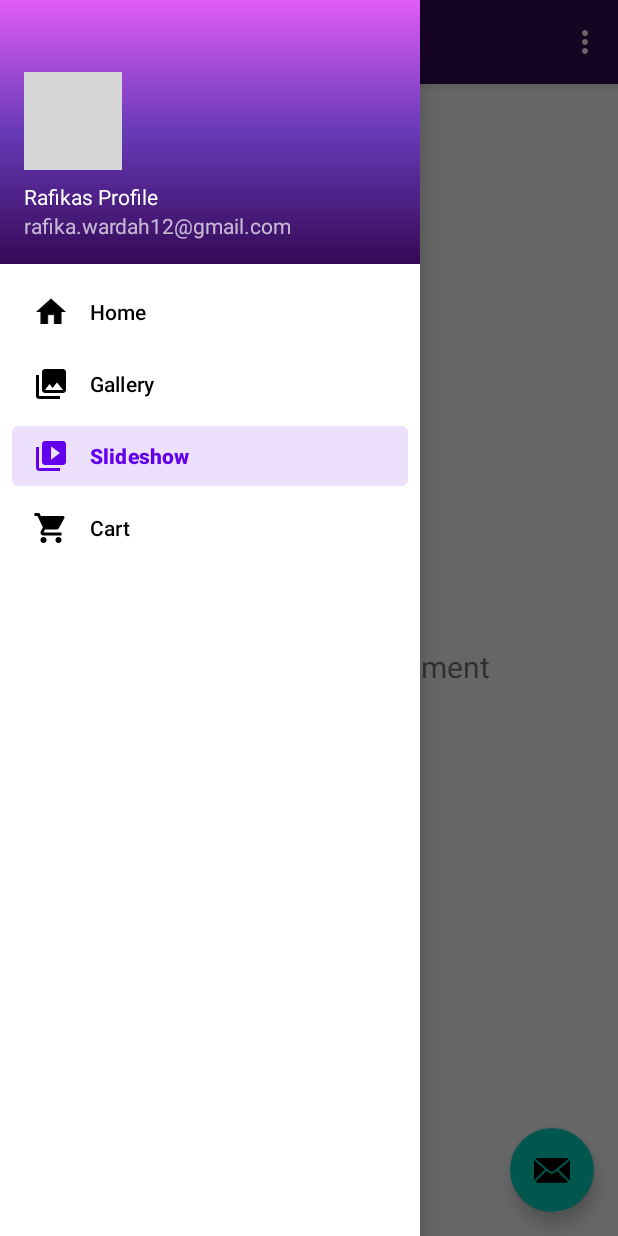
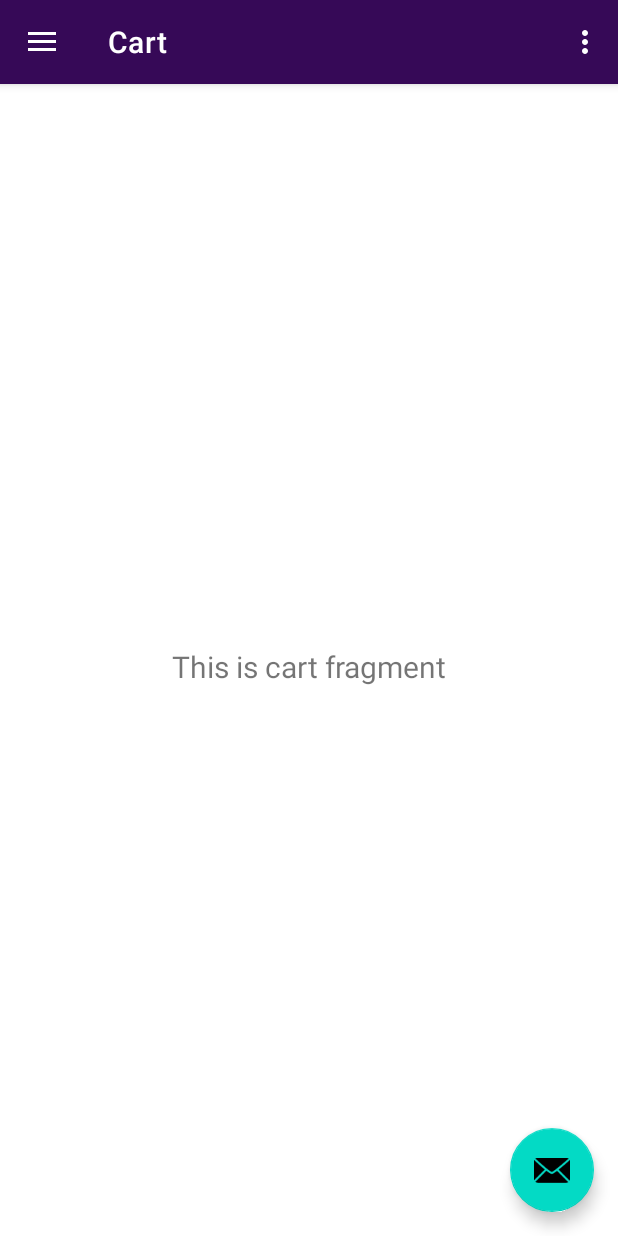
Before and after one commit to rafikaWardah12/MyNavigationDrawer, an Android app: the screen it shows after launch (MainActivity), in the side drawer, after a tap on "Cart", on a phone screen of 412 x 824 dp. Run offline under Robolectric (Android 15) with nearby library versions, the phone set to English and light mode, and no system bars; our stand-ins replace CircleImageView, navigation-ui; pictures from the network do not load; grey boxes are pictures that could not be loaded.

Commit message:
Make Fragment Cart

```diff
--- a/app/src/main/AndroidManifest.xml
+++ b/app/src/main/AndroidManifest.xml
@@ -2,7 +2,7 @@
 <manifest xmlns:android="http://schemas.android.com/apk/res/android"
     xmlns:tools="http://schemas.android.com/tools">
 
-    <uses-permission android:name="android.permission.INTERNET"/>
+    <uses-permission android:name="android.permission.INTERNET" />
 
     <application
         android:allowBackup="true"
@@ -14,6 +14,9 @@
         android:supportsRtl="true"
         android:theme="@style/Theme.MyNavigationDrawer"
         tools:targetApi="31">
+        <activity
+            android:name=".SubwayActivity"
+            android:exported="false" />
         <activity
             android:name=".MainActivity"
             android:exported="true"
--- /dev/null
+++ b/app/src/main/java/com/example/mynavigationdrawer/CartFragment.kt
@@ -0,0 +1,59 @@
+package com.example.mynavigationdrawer
+
+import android.os.Bundle
+import androidx.fragment.app.Fragment
+import android.view.LayoutInflater
+import android.view.View
+import android.view.ViewGroup
+
+// TODO: Rename parameter arguments, choose names that match
+// the fragment initialization parameters, e.g. ARG_ITEM_NUMBER
+private const val ARG_PARAM1 = "param1"
+private const val ARG_PARAM2 = "param2"
+
+/**
+ * A simple [Fragment] subclass.
+ * Use the [CartFragment.newInstance] factory method to
+ * create an instance of this fragment.
+ */
+class CartFragment : Fragment() {
+    // TODO: Rename and change types of parameters
+    private var param1: String? = null
+    private var param2: String? = null
+
+    override fun onCreate(savedInstanceState: Bundle?) {
+        super.onCreate(savedInstanceState)
+        arguments?.let {
+            param1 = it.getString(ARG_PARAM1)
+            param2 = it.getString(ARG_PARAM2)
+        }
+    }
+
+    override fun onCreateView(
+        inflater: LayoutInflater, container: ViewGroup?,
+        savedInstanceState: Bundle?
+    ): View? {
+        // Inflate the layout for this fragment
+        return inflater.inflate(R.layout.fragment_cart, container, false)
+    }
+
+    companion object {
+        /**
+         * Use this factory method to create a new instance of
+         * this fragment using the provided parameters.
+         *
+         * @param param1 Parameter 1.
+         * @param param2 Parameter 2.
+         * @return A new instance of fragment CartFragment.
+         */
+        // TODO: Rename and change types and number of parameters
+        @JvmStatic
+        fun newInstance(param1: String, param2: String) =
+            CartFragment().apply {
+                arguments = Bundle().apply {
+                    putString(ARG_PARAM1, param1)
+                    putString(ARG_PARAM2, param2)
+                }
+            }
+    }
+}
--- a/app/src/main/java/com/example/mynavigationdrawer/MainActivity.kt
+++ b/app/src/main/java/com/example/mynavigationdrawer/MainActivity.kt
@@ -21,7 +21,8 @@ class MainActivity : AppCompatActivity() {
     private lateinit var binding: ActivityMainBinding
 
     private lateinit var profileCircleImageView: CircleImageView
-    private var profileImageUrl = "https://media.licdn.com/dms/image/D5603AQH1oCAdbN90Yw/profile-displayphoto-shrink_400_400/0/1701007803771?e=1711584000&v=beta&t=nVs2fTkxB_ubkNtO7zRtC0_lHzw4jvvemxkBoQx5BOY"
+    private var profileImageUrl =
+        "https://media.licdn.com/dms/image/D5603AQH1oCAdbN90Yw/profile-displayphoto-shrink_400_400/0/1701007803771?e=1711584000&v=beta&t=nVs2fTkxB_ubkNtO7zRtC0_lHzw4jvvemxkBoQx5BOY"
 
     override fun onCreate(savedInstanceState: Bundle?) {
         super.onCreate(savedInstanceState)
@@ -47,7 +48,10 @@ class MainActivity : AppCompatActivity() {
         // menu should be considered as top level destinations.
         appBarConfiguration = AppBarConfiguration(
             setOf(
-                R.id.nav_home, R.id.nav_gallery, R.id.nav_slideshow
+                R.id.nav_home,
+                R.id.nav_gallery,
+                R.id.nav_slideshow,
+                R.id.nav_cart
             ), drawerLayout
         )
         setupActionBarWithNavController(navController, appBarConfiguration)
--- /dev/null
+++ b/app/src/main/res/layout/fragment_cart.xml
@@ -0,0 +1,23 @@
+<?xml version="1.0" encoding="utf-8"?>
+<androidx.constraintlayout.widget.ConstraintLayout xmlns:android="http://schemas.android.com/apk/res/android"
+    xmlns:tools="http://schemas.android.com/tools"
+    android:layout_width="match_parent"
+    android:layout_height="match_parent"
+    xmlns:app="http://schemas.android.com/apk/res-auto"
+    tools:context=".CartFragment">
+
+    <TextView
+        android:id="@+id/text_cart"
+        android:layout_width="wrap_content"
+        android:layout_height="wrap_content"
+        android:layout_marginStart="8dp"
+        android:layout_marginTop="8dp"
+        android:layout_marginEnd="8dp"
+        android:text="This is cart fragment"
+        android:textSize="20sp"
+        app:layout_constraintBottom_toBottomOf="parent"
+        app:layout_constraintEnd_toEndOf="parent"
+        app:layout_constraintStart_toStartOf="parent"
+        app:layout_constraintTop_toTopOf="parent" />
+
+</androidx.constraintlayout.widget.ConstraintLayout>
--- a/app/src/main/res/menu/activity_main_drawer.xml
+++ b/app/src/main/res/menu/activity_main_drawer.xml
@@ -22,4 +22,21 @@
             android:title="@string/menu_cart"/>
     </group>
 
+    <item  android:title="@string/menu_map">
+        <menu>
+            <item
+                android:id="@+id/nav_map"
+                android:icon="@drawable/ic_map"
+                android:title="@string/menu_map" />
+            <item
+                android:id="@+id/nav_hotel"
+                android:icon="@drawable/ic_hotel"
+                android:title="@string/menu_hotel" />
+            <item
+                android:id="@+id/nav_subway"
+                android:icon="@drawable/ic_subway"
+                android:title="@string/menu_subway" />
+        </menu>
+    </item>
+
 </menu>
--- a/app/src/main/res/navigation/mobile_navigation.xml
+++ b/app/src/main/res/navigation/mobile_navigation.xml
@@ -22,4 +22,9 @@
         android:name="com.example.mynavigationdrawer.ui.slideshow.SlideshowFragment"
         android:label="@string/menu_slideshow"
         tools:layout="@layout/fragment_slideshow" />
+    <fragment
+        android:id="@+id/nav_cart"
+        android:name="com.example.mynavigationdrawer.CartFragment"
+        android:label="@string/menu_cart"
+        tools:layout="@layout/fragment_cart" />
 </navigation>
--- a/app/src/main/res/values/strings.xml
+++ b/app/src/main/res/values/strings.xml
@@ -17,4 +17,6 @@
     <string name="menu_map">Maps</string>
     <string name="menu_hotel">Hotel</string>
     <string name="menu_subway">Subway</string>
+    <!-- TODO: Remove or change this placeholder text -->
+    <string name="hello_blank_fragment">Hello blank fragment</string>
 </resources>
```
